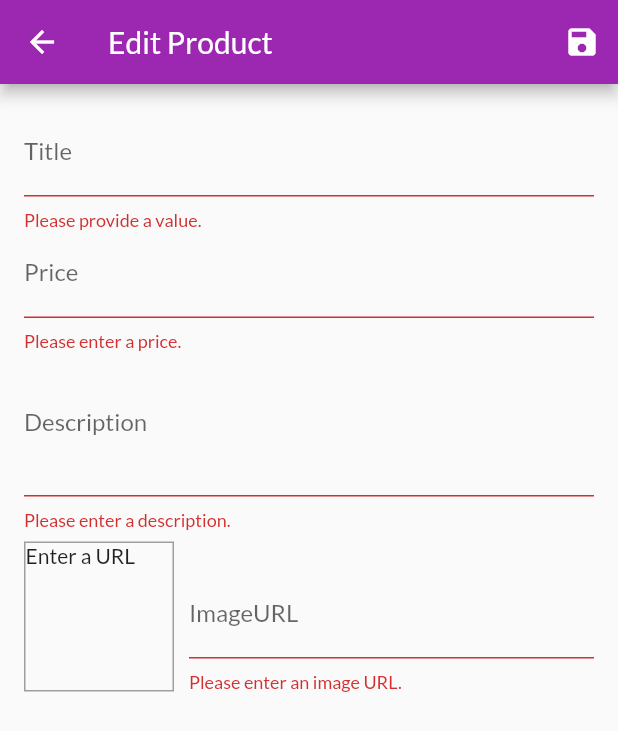
After one commit to MichellRPS/flutter_complete_guide, a Flutter app: the EditProductScreen screen opened by its route, after a tap on the "save" icon, on a phone screen of 412 x 824 dp. The commit adds this screen. Shown: the top 731 px of the screen. Run offline on Flutter 3.47's test engine with Material 2 defaults, Android fonts, the phone set to English and light mode, and no system bars; network calls fail.

Commit message:
Seções 8 e 9
Exemplo de projeto de aplicativo para uma loja virtual.

```diff
--- a/shop_app/lib/main.dart
+++ b/shop_app/lib/main.dart
@@ -8,6 +8,8 @@ import './providers/products.dart';
 import './providers/cart.dart';
 import './providers/orders.dart';
 import './screens/orders_screen.dart';
+import './screens/user_products_screen.dart';
+import './screens/edit_product_screen.dart';
 
 void main() => runApp(MyApp());
 
@@ -40,6 +42,8 @@ class MyApp extends StatelessWidget {
           ProductDetailScreen.routeName: (ctx) => ProductDetailScreen(),
           CartScreen.routeName: (ctx) => CartScreen(),
           OrdersScreen.routeName: (ctx) => OrdersScreen(),
+          UserProductsScreen.routeName: (ctx) => UserProductsScreen(),
+          EditProductScreen.routeName: (ctx) => EditProductScreen(),
         },
       ),
     );
--- a/shop_app/lib/providers/products.dart
+++ b/shop_app/lib/providers/products.dart
@@ -68,8 +68,33 @@ class Products with ChangeNotifier {
   //   notifyListeners();
   // }
 
-  void addProduct() {
-    // _items.add();
+  void addProduct(Product product) {
+    final newProduct = Product(
+      title: product.title,
+      description: product.description,
+      price: product.price,
+      imageUrl: product.imageUrl,
+      id: DateTime.now().toString(),
+    );
+    _items.add(newProduct);
+    // _items.insert(0, newProduct); // at the start of the list
+    notifyListeners();
+  }
+
+  void updateProduct(String id, Product newProduct) {
+    final prodIndex = _items.indexWhere((prod) => prod.id == id);
+
+    if (prodIndex >= 0) {
+      _items[prodIndex] = newProduct;
+      notifyListeners();
+    } else {
+      // no products with index <= 0 yet
+      print('...');
+    }
+  }
+
+  void deleteProduct(String id) {
+    _items.removeWhere((prod) => prod.id == id);
     notifyListeners();
   }
 }
--- /dev/null
+++ b/shop_app/lib/screens/edit_product_screen.dart
@@ -0,0 +1,307 @@
+import 'package:flutter/material.dart';
+import 'package:provider/provider.dart';
+
+import '../providers/product.dart';
+import '../providers/products.dart';
+
+class EditProductScreen extends StatefulWidget {
+  static const routeName = '/edit-product';
+
+  @override
+  _EditProductScreenState createState() => _EditProductScreenState();
+}
+
+class _EditProductScreenState extends State<EditProductScreen> {
+  final _priceFocusNode = FocusNode();
+  final _descriptionFocusNode = FocusNode();
+  final _imageUrlController = TextEditingController();
+  final _imageUrlFocusNode = FocusNode();
+  final _form = GlobalKey<FormState>();
+  var _editedProduct = Product(
+    id: null,
+    title: '',
+    price: 0,
+    description: '',
+    imageUrl: '',
+  );
+  var _initValues = {
+    'title': '',
+    'description': '',
+    'price': '',
+    'imageUrl': '',
+  };
+  var _isInit = true;
+
+  @override
+  void initState() {
+    _imageUrlFocusNode.addListener(_updateImageUrl);
+    super.initState();
+  }
+
+  @override
+  void didChangeDependencies() {
+    if (_isInit) {
+      final productId = ModalRoute.of(context).settings.arguments as String;
+
+      if (productId != null) {
+        _editedProduct = Provider.of<Products>(
+          context,
+          listen: false,
+        ).findById(productId);
+        _initValues = {
+          'title': _editedProduct.title,
+          'description': _editedProduct.description,
+          'price': _editedProduct.price.toString(),
+          // 'imageUrl': _editedProduct.imageUrl,
+          'imageUrl': '',
+        };
+        _imageUrlController.text = _editedProduct.imageUrl;
+      }
+    }
+    _isInit = false;
+    super.didChangeDependencies();
+  }
+
+  @override
+  void dispose() {
+    // prevent memory leaks from focusNodes
+    _imageUrlFocusNode.removeListener(_updateImageUrl);
+    _priceFocusNode.dispose();
+    _descriptionFocusNode.dispose();
+    _imageUrlController.dispose();
+    _imageUrlFocusNode.dispose();
+    super.dispose();
+  }
+
+  void _updateImageUrl() {
+    if (!_imageUrlFocusNode.hasFocus) {
+      if ((!_imageUrlController.text.startsWith('http') &&
+              !_imageUrlController.text.startsWith('https')) ||
+          (!_imageUrlController.text.endsWith('.png') &&
+              !_imageUrlController.text.endsWith('.jpg') &&
+              !_imageUrlController.text.endsWith('.jpeg') &&
+              !_imageUrlController.text.endsWith('.webp'))) {
+        return;
+      }
+      setState(() {});
+    }
+  }
+
+  void _saveForm() {
+    final isValid = _form.currentState.validate();
+    if (!isValid) {
+      return;
+    }
+    _form.currentState.save();
+    if (_editedProduct.id != null) {
+      // editing
+      Provider.of<Products>(context, listen: false)
+          .updateProduct(_editedProduct.id, _editedProduct);
+    } else {
+      // adding
+      Provider.of<Products>(context, listen: false).addProduct(_editedProduct);
+    }
+    Navigator.of(context).pop();
+  }
+
+  @override
+  Widget build(BuildContext context) {
+    return Scaffold(
+      appBar: AppBar(
+        title: const Text(
+          'Edit Product',
+        ),
+        actions: <Widget>[
+          IconButton(
+            icon: const Icon(
+              Icons.save,
+            ),
+            onPressed: () {
+              _saveForm();
+            },
+          ),
+        ],
+      ),
+      body: Padding(
+        padding: const EdgeInsets.all(16.0),
+        child: Form(
+          key: _form,
+          // for longer forms and landscape mode, it's better to use SingleChildScrollView + Column
+          child: SingleChildScrollView(
+            child: Column(
+              children: <Widget>[
+                TextFormField(
+                  initialValue: _initValues['title'],
+                  decoration: const InputDecoration(
+                    labelText: 'Title',
+                  ),
+                  textInputAction: TextInputAction.next,
+                  onFieldSubmitted: (_) {
+                    FocusScope.of(context).requestFocus(
+                      _priceFocusNode,
+                    );
+                  },
+                  validator: (value) {
+                    // null = valid input
+                    // any String = invalid input
+                    if (value.isEmpty) {
+                      return 'Please provide a value.';
+                    }
+                    return null;
+                  },
+                  onSaved: (value) {
+                    // the following line creates a new instance of Product because its properties are final and were already initialized in _editedProduct
+                    _editedProduct = Product(
+                      title: value,
+                      price: _editedProduct.price,
+                      description: _editedProduct.description,
+                      imageUrl: _editedProduct.imageUrl,
+                      id: _editedProduct.id,
+                      isFavorite: _editedProduct.isFavorite,
+                    );
+                  },
+                ),
+                TextFormField(
+                  initialValue: _initValues['price'],
+                  decoration: const InputDecoration(
+                    labelText: 'Price',
+                  ),
+                  textInputAction: TextInputAction.next,
+                  keyboardType: TextInputType.number,
+                  focusNode: _priceFocusNode,
+                  onFieldSubmitted: (_) {
+                    FocusScope.of(context).requestFocus(
+                      _descriptionFocusNode,
+                    );
+                  },
+                  validator: (value) {
+                    if (value.isEmpty) {
+                      return 'Please enter a price.';
+                    }
+                    if (double.tryParse(value) == null) {
+                      return 'Please enter a valid number.';
+                    }
+                    if (double.parse(value) <= 0) {
+                      return 'Please enter a number greater than zero.';
+                    }
+                    return null;
+                  },
+                  onSaved: (value) {
+                    _editedProduct = Product(
+                      title: _editedProduct.title,
+                      price: double.parse(value),
+                      description: _editedProduct.description,
+                      imageUrl: _editedProduct.imageUrl,
+                      id: _editedProduct.id,
+                      isFavorite: _editedProduct.isFavorite,
+                    );
+                  },
+                ),
+                TextFormField(
+                  initialValue: _initValues['description'],
+                  decoration: const InputDecoration(
+                    labelText: 'Description',
+                  ),
+                  maxLines: 3,
+                  keyboardType: TextInputType.multiline,
+                  focusNode: _descriptionFocusNode,
+                  validator: (value) {
+                    if (value.isEmpty) {
+                      return 'Please enter a description.';
+                    }
+                    if (value.length < 10) {
+                      return 'Should be at least ten characters long';
+                    }
+                    return null;
+                  },
+                  onSaved: (value) {
+                    _editedProduct = Product(
+                      title: _editedProduct.title,
+                      price: _editedProduct.price,
+                      description: value,
+                      imageUrl: _editedProduct.imageUrl,
+                      id: _editedProduct.id,
+                      isFavorite: _editedProduct.isFavorite,
+                    );
+                  },
+                ),
+                Row(
+                  crossAxisAlignment: CrossAxisAlignment.end,
+                  children: <Widget>[
+                    Container(
+                      width: 100,
+                      height: 100,
+                      margin: const EdgeInsets.only(
+                        top: 8,
+                        right: 10,
+                      ),
+                      decoration: BoxDecoration(
+                        border: Border.all(
+                          width: 1,
+                          color: Colors.grey,
+                        ),
+                      ),
+                      child: Container(
+                        child: _imageUrlController.text.isEmpty
+                            ? const Text('Enter a URL')
+                            : FittedBox(
+                                child: Image.network(
+                                  _imageUrlController.text,
+                                  fit: BoxFit.cover,
+                                ),
+                              ),
+                      ),
+                    ),
+                    Expanded(
+                      child: TextFormField(
+                        decoration: const InputDecoration(
+                          labelText: 'ImageURL',
+                        ),
+                        keyboardType: TextInputType.url,
+                        textInputAction: TextInputAction.done,
+                        controller: _imageUrlController,
+                        focusNode: _imageUrlFocusNode,
+                        onEditingComplete: () {
+                          setState(() {});
+                        },
+                        onFieldSubmitted: (_) {
+                          _saveForm();
+                        },
+                        validator: (value) {
+                          if (value.isEmpty) {
+                            return 'Please enter an image URL.';
+                          }
+                          if (!value.startsWith('http') &&
+                              !value.startsWith('https')) {
+                            return 'Please enter a valid URL.';
+                          }
+                          if (!value.endsWith('.png') &&
+                              !value.endsWith('.jpg') &&
+                              !value.endsWith('.webp') &&
+                              !value.endsWith('jpeg')) {
+                            return 'Please enter a valid image URL.';
+                          }
+                          return null;
+                        },
+                        onSaved: (value) {
+                          _editedProduct = Product(
+                            title: _editedProduct.title,
+                            price: _editedProduct.price,
+                            description: _editedProduct.description,
+                            imageUrl: value,
+                            id: _editedProduct.id,
+                            isFavorite: _editedProduct.isFavorite,
+                          );
+                        },
+                      ),
+                    ),
+                  ],
+                ),
+              ],
+            ),
+          ),
+        ),
+      ),
+    );
+  }
+}
```
Also changed, not shown: shop_app/lib/providers/cart.dart (+21 -0 lines), shop_app/lib/screens/user_products_screen.dart (added, +51 -0 lines), shop_app/lib/widgets/app_drawer.dart (+35 -8 lines), shop_app/lib/widgets/cart_item.dart (+31 -0 lines), shop_app/lib/widgets/product_item.dart (+19 -0 lines), shop_app/lib/widgets/user_product_item.dart (added, +62 -0 lines), 1 other file.
